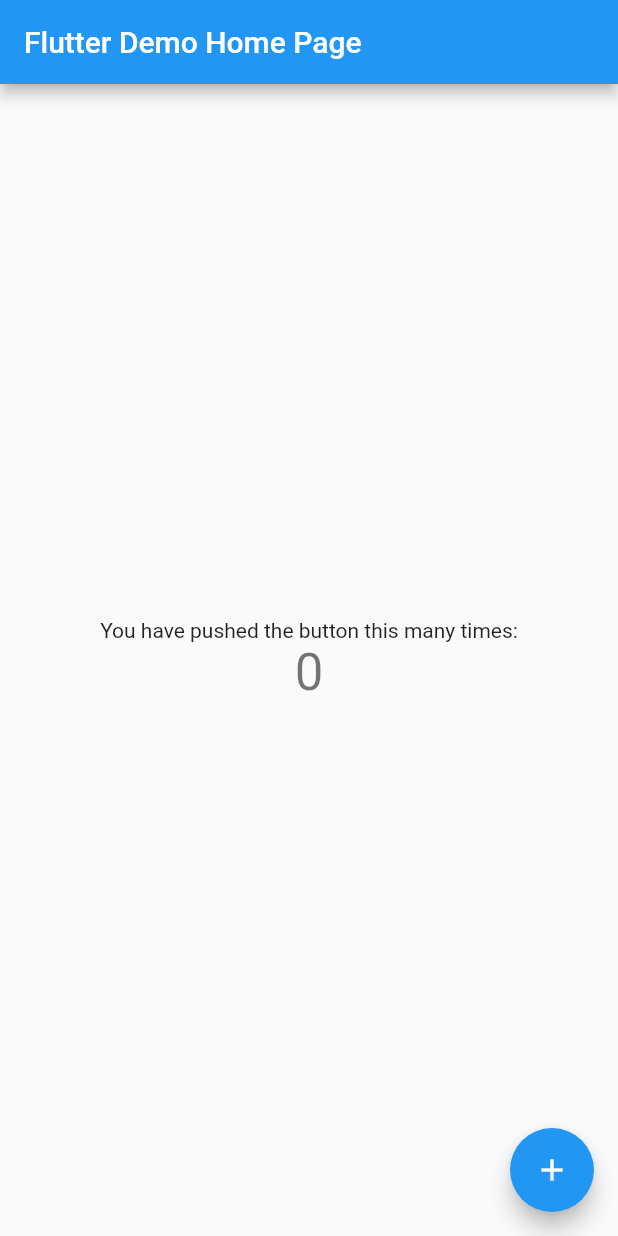
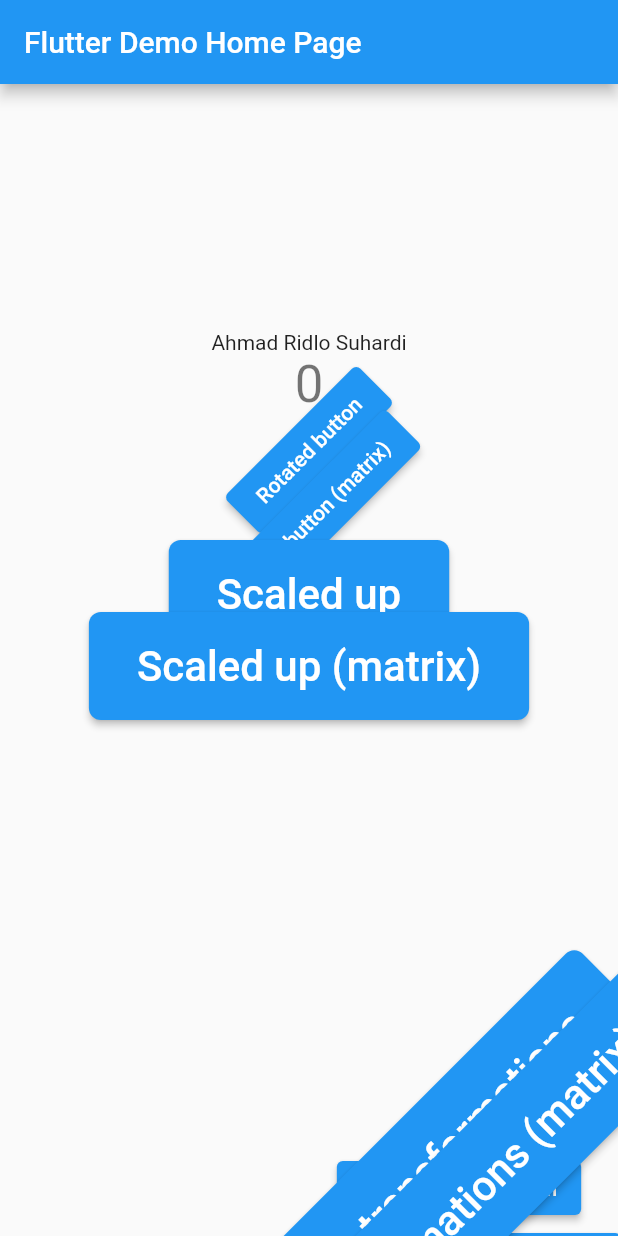
Before and after one commit to RidloSuhardi-1/flutter_transform, a Flutter app: the screen it shows after launch, on a phone screen of 412 x 824 dp. Run offline on Flutter 3.47's test engine with Material 2 defaults, Android fonts, the phone set to English and light mode, and no system bars.

Commit message:
praktikum manipulasi widget

```diff
--- a/lib/main.dart
+++ b/lib/main.dart
@@ -1,3 +1,4 @@
+import 'dart:math';
 import 'package:flutter/material.dart';
 
 void main() {
@@ -7,21 +8,11 @@ void main() {
 class MyApp extends StatelessWidget {
   const MyApp({super.key});
 
-  // This widget is the root of your application.
   @override
   Widget build(BuildContext context) {
     return MaterialApp(
       title: 'Flutter Demo',
       theme: ThemeData(
-        // This is the theme of your application.
-        //
-        // Try running your application with "flutter run". You'll see the
-        // application has a blue toolbar. Then, without quitting the app, try
-        // changing the primarySwatch below to Colors.green and then invoke
-        // "hot reload" (press "r" in the console where you ran "flutter run",
-        // or simply save your changes to "hot reload" in a Flutter IDE).
-        // Notice that the counter didn't reset back to zero; the application
-        // is not restarted.
         primarySwatch: Colors.blue,
       ),
       home: const MyHomePage(title: 'Flutter Demo Home Page'),
@@ -31,15 +22,6 @@ class MyApp extends StatelessWidget {
 
 class MyHomePage extends StatefulWidget {
   const MyHomePage({super.key, required this.title});
-
-  // This widget is the home page of your application. It is stateful, meaning
-  // that it has a State object (defined below) that contains fields that affect
-  // how it looks.
-
-  // This class is the configuration for the state. It holds the values (in this
-  // case the title) provided by the parent (in this case the App widget) and
-  // used by the build method of the State. Fields in a Widget subclass are
-  // always marked "final".
 
   final String title;
 
@@ -52,64 +34,101 @@ class _MyHomePageState extends State<MyHomePage> {
 
   void _incrementCounter() {
     setState(() {
-      // This call to setState tells the Flutter framework that something has
-      // changed in this State, which causes it to rerun the build method below
-      // so that the display can reflect the updated values. If we changed
-      // _counter without calling setState(), then the build method would not be
-      // called again, and so nothing would appear to happen.
       _counter++;
     });
   }
 
   @override
   Widget build(BuildContext context) {
-    // This method is rerun every time setState is called, for instance as done
-    // by the _incrementCounter method above.
-    //
-    // The Flutter framework has been optimized to make rerunning build methods
-    // fast, so that you can just rebuild anything that needs updating rather
-    // than having to individually change instances of widgets.
     return Scaffold(
       appBar: AppBar(
-        // Here we take the value from the MyHomePage object that was created by
-        // the App.build method, and use it to set our appbar title.
         title: Text(widget.title),
       ),
       body: Center(
-        // Center is a layout widget. It takes a single child and positions it
-        // in the middle of the parent.
         child: Column(
-          // Column is also a layout widget. It takes a list of children and
-          // arranges them vertically. By default, it sizes itself to fit its
-          // children horizontally, and tries to be as tall as its parent.
-          //
-          // Invoke "debug painting" (press "p" in the console, choose the
-          // "Toggle Debug Paint" action from the Flutter Inspector in Android
-          // Studio, or the "Toggle Debug Paint" command in Visual Studio Code)
-          // to see the wireframe for each widget.
-          //
-          // Column has various properties to control how it sizes itself and
-          // how it positions its children. Here we use mainAxisAlignment to
-          // center the children vertically; the main axis here is the vertical
-          // axis because Columns are vertical (the cross axis would be
-          // horizontal).
           mainAxisAlignment: MainAxisAlignment.center,
           children: <Widget>[
             const Text(
-              'You have pushed the button this many times:',
+              'Ahmad Ridlo Suhardi',
             ),
             Text(
               '$_counter',
               style: Theme.of(context).textTheme.headline4,
             ),
+            Transform.rotate(
+              angle: -45 * (pi / 180.0),
+              child: ElevatedButton(
+                child: const Text("Rotated button"),
+                onPressed: () {},
+              ),
+            ),
+            Transform(
+              transform: Matrix4.rotationZ(-45 * (pi / 180.0)),
+              alignment: Alignment.center,
+              child: ElevatedButton(
+                child: const Text("Rotated button (matrix)"),
+                onPressed: () {},
+              ),
+            ),
+            Transform.scale(
+              scale: 2.0,
+              child: ElevatedButton(
+                child: const Text("Scaled up"),
+                onPressed: () {},
+              ),
+            ),
+            Transform(
+              transform: Matrix4.identity()..scale(2.0, 2.0),
+              alignment: Alignment.center,
+              child: ElevatedButton(
+                child: const Text("Scaled up (matrix)"),
+                onPressed: () {},
+              ),
+            ),
+            Transform.translate(
+              offset: const Offset(100, 300),
+              child: ElevatedButton(
+                child: const Text("Translated to buttom"),
+                onPressed: () {},
+              ),
+            ),
+            Transform(
+              transform: Matrix4.translationValues(100, 300, 0),
+              child: ElevatedButton(
+                child: const Text("Translated to buttom (matrix)"),
+                onPressed: () {},
+              ),
+            ),
+            Transform.translate(
+              offset: const Offset(70, 200),
+              child: Transform.rotate(
+                  angle: -45 * (pi / 180.0),
+                  child: Transform.scale(
+                    scale: 2.0,
+                    child: ElevatedButton(
+                      child: const Text("Multiple transformations"),
+                      onPressed: () {},
+                    ),
+                  )),
+            ),
+            Transform(
+              alignment: Alignment.center,
+              transform: Matrix4.translationValues(70, 200, 0)
+                ..rotateZ(-45 * (pi / 180.0))
+                ..scale(2.0, 2.0),
+              child: ElevatedButton(
+                child: const Text("Multiple transformations (matrix)"),
+                onPressed: () {},
+              ),
+            ),
           ],
         ),
       ),
-      floatingActionButton: FloatingActionButton(
-        onPressed: _incrementCounter,
-        tooltip: 'Increment',
-        child: const Icon(Icons.add),
-      ), // This trailing comma makes auto-formatting nicer for build methods.
+      // floatingActionButton: FloatingActionButton(
+      //   onPressed: _incrementCounter,
+      //   tooltip: 'Increment',
+      //   child: const Icon(Icons.add),
+      // ),
     );
   }
 }
```
